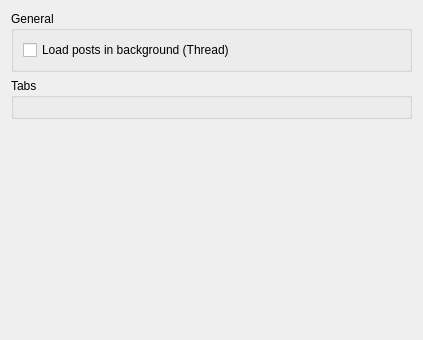
Qt form retroshare-gui/src/gui/settings/ChannelPage.ui (RetroShare/RetroShare) before a commit.
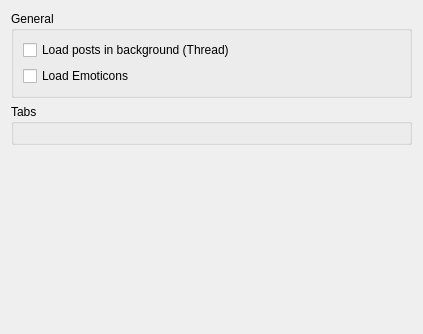
The same form after that commit. Custom widgets are drawn as their Qt base class.

What changed in the file:
```diff
--- a/retroshare-gui/src/gui/settings/ChannelPage.ui
+++ b/retroshare-gui/src/gui/settings/ChannelPage.ui
@@ -7,7 +7,7 @@
     <x>0</x>
     <y>0</y>
     <width>423</width>
-    <height>340</height>
+    <height>334</height>
    </rect>
   </property>
   <layout class="QGridLayout" name="gridLayout_3">
@@ -36,6 +36,13 @@
         </property>
        </widget>
       </item>
+      <item>
+       <widget class="QCheckBox" name="emoteicon_checkBox">
+        <property name="text">
+         <string>Load Emoticons</string>
+        </property>
+       </widget>
+      </item>
      </layout>
     </widget>
    </item>
```
